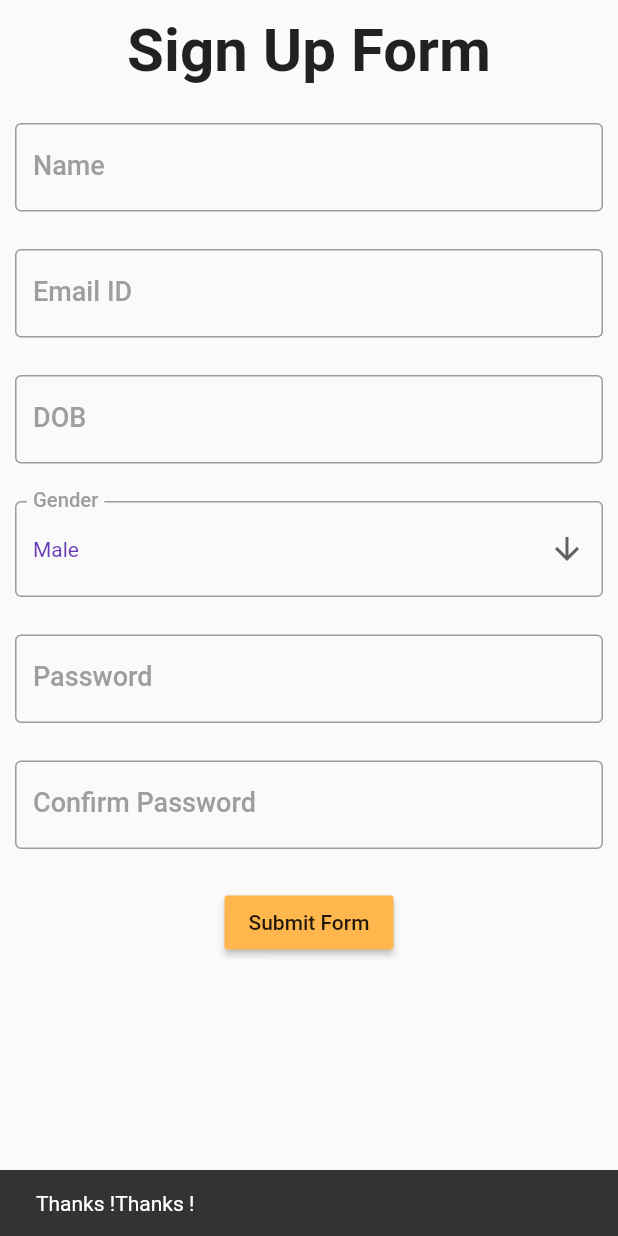
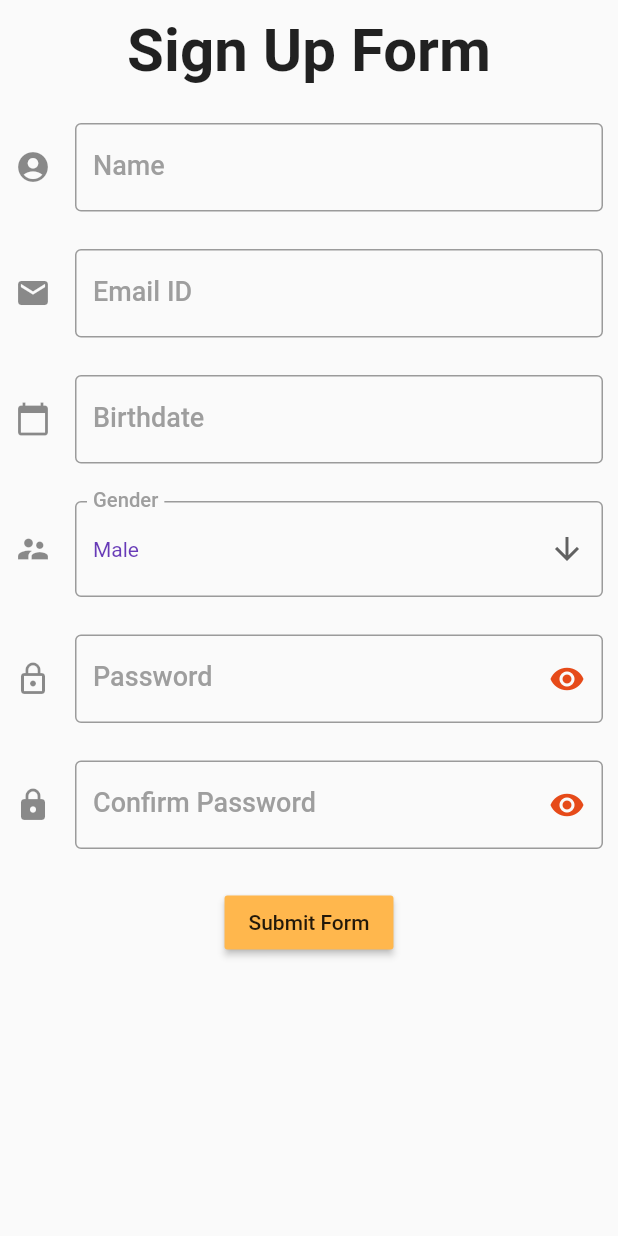
Before and after one commit to ARU-Coders/daybook, a Flutter app: the screen it shows once a user with an empty profile is signed in, after a tap on "Submit Form", on a phone screen of 412 x 824 dp. Run offline on Flutter 3.47's test engine with Material 2 defaults, Android fonts, the phone set to English and light mode, and no system bars; our stand-ins replace firebase_auth, firebase_core, font_awesome_flutter, google_sign_in; accounts and stored records are empty.

Commit message:
Added Icons in Signup Details Page

```diff
--- a/lib/Pages/home_page.dart
+++ b/lib/Pages/home_page.dart
@@ -2,8 +2,6 @@ import 'package:firebase_auth/firebase_auth.dart';
 import 'package:flutter/material.dart';
 import 'package:daybook/provider/google_sign_in.dart';
 import 'package:daybook/Widgets/background_painter.dart';
-import 'package:daybook/Widgets/logged_in_widget.dart';
-import 'package:daybook/widgets/sign_up_widget.dart';
 import 'package:provider/provider.dart';
 import 'signup_details.dart';
 import 'login.dart';
@@ -21,7 +19,7 @@ class HomePage extends StatelessWidget {
               if (provider.isSigningIn) {
                 return buildLoading();
               } else if (snapshot.hasData) {
-                return FormPage();
+                return SignupDetails();
               } else {
                 return LoginPage();
               }
--- a/lib/Pages/login.dart
+++ b/lib/Pages/login.dart
@@ -3,8 +3,9 @@ import 'package:daybook/Widgets/background_painter.dart';
 import 'package:daybook/Widgets/google_signup_button_widget.dart';
 
 class LoginPage extends StatelessWidget {
-  TextEditingController emailController = TextEditingController();
-  TextEditingController passwordController = TextEditingController();
+  final TextEditingController emailController = TextEditingController();
+  final TextEditingController passwordController = TextEditingController();
+
   @override
   Widget build(BuildContext context) => Stack(
         fit: StackFit.expand,
--- a/lib/Pages/signup_details.dart
+++ b/lib/Pages/signup_details.dart
@@ -1,27 +1,18 @@
-// import 'dart:html';
 import 'package:flutter/material.dart';
-import 'package:flutter/services.dart';
 
-class UpperCaseTextFormatter extends TextInputFormatter {
+class SignupDetails extends StatefulWidget {
+
   @override
-  TextEditingValue formatEditUpdate(
-      TextEditingValue oldValue, TextEditingValue newValue) {
-    return TextEditingValue(
-      text: newValue.text?.toUpperCase(),
-      selection: newValue.selection,
-    );
-  }
+  _SignupDetailsState createState() => _SignupDetailsState();
 }
 
-class FormPage extends StatefulWidget {
-  // final String selectedDoc;
-  // FormPage();
+class _SignupDetailsState extends State<SignupDetails> {
+  bool _obscurePassText = true;
+  bool _obscureCnfPassText = true;
 
-  @override
-  _FormPageState createState() => _FormPageState();
-}
+  void _togglePassText() => setState(() =>  _obscurePassText = !_obscurePassText);
+  void _toggleCnfPassText() => setState(() =>  _obscureCnfPassText = !_obscureCnfPassText);
 
-class _FormPageState extends State<FormPage> {
   TextEditingController nameController = TextEditingController();
   TextEditingController emailController = TextEditingController();
   TextEditingController passwordController = TextEditingController();
@@ -55,6 +46,7 @@ class _FormPageState extends State<FormPage> {
                                     controller: nameController,
                                     decoration: InputDecoration(
                                         labelText: "Name",
+                                        icon: const Icon(Icons.account_circle),
                                         labelStyle: TextStyle(
                                             color: Colors.grey,
                                             fontSize: 18,
@@ -76,8 +68,10 @@ class _FormPageState extends State<FormPage> {
                                   ),
                                   TextFormField(
                                     controller: emailController,
+
                                     decoration: InputDecoration(
                                         labelText: "Email ID",
+                                        icon: const Icon(Icons.email),
                                         labelStyle: TextStyle(
                                             color: Colors.grey,
                                             fontSize: 18,
@@ -99,11 +93,12 @@ class _FormPageState extends State<FormPage> {
                                   TextFormField(
                                     controller: birthdayController,
                                     decoration: InputDecoration(
-                                        labelText: "DOB",
-                                        labelStyle: TextStyle(
-                                            color: Colors.grey,
-                                            fontSize: 18,
-                                            fontWeight: FontWeight.w500),
+                                      icon: const Icon(Icons.calendar_today),
+                                      labelText: "Birthdate",
+                                      labelStyle: TextStyle(
+                                          color: Colors.grey,
+                                          fontSize: 18,
+                                          fontWeight: FontWeight.w500),
                                         border: OutlineInputBorder(
                                             borderSide: BorderSide(
                                                 color: Colors.black, width: 1)),
@@ -121,6 +116,7 @@ class _FormPageState extends State<FormPage> {
 
                                   DropdownButtonFormField(
                                     decoration: InputDecoration(
+                                      icon: const Icon(Icons.supervisor_account),
                                       labelText: "Gender",
                                       labelStyle: TextStyle(
                                           color: Colors.grey,
@@ -149,16 +145,19 @@ class _FormPageState extends State<FormPage> {
                                         child: Text(value),
                                       );
                                     }).toList(),
-                                    // dropdownColor: Colors.amber,
                                   ),
                                   SizedBox(
                                     height: 25.0,
                                   ),
                                   TextFormField(
                                     controller: passwordController,
+                                    obscureText: _obscurePassText,
+
                                     // keyboardType: TextInputType.number,
                                     decoration: InputDecoration(
                                         labelText: "Password",
+
+                                        icon: Icon(Icons.lock_outline),
                                         labelStyle: TextStyle(
                                             color: Colors.grey,
                                             fontSize: 18,
@@ -166,8 +165,21 @@ class _FormPageState extends State<FormPage> {
                                         border: OutlineInputBorder(
                                             borderSide: BorderSide(
                                                 color: Colors.black, width: 1)),
-                                        hintText: 'Enter your Password'),
-                                    validator: (value) {
+                                        hintText: 'Enter your Password',
+                                        suffixIcon: IconButton(
+                                          icon: Icon(
+                                            // Based on passwordVisible state choose the icon
+                                            _obscurePassText
+                                            ? Icons.visibility
+                                            : Icons.visibility_off,
+                                            color: Theme.of(context).primaryColorDark,
+                                            ),
+                                          onPressed: () {
+                                            _togglePassText();}),
+
+                                        ),
+
+                                      validator: (value) {
                                       if (value.isEmpty) {
                                         return 'Password cannot be empty !';
                                       }
@@ -180,8 +192,10 @@ class _FormPageState extends State<FormPage> {
                                   TextFormField(
                                     controller: confirmPasswordController,
                                     // keyboardType: TextInputType.number,
+                                    obscureText: _obscureCnfPassText,
                                     decoration: InputDecoration(
                                         labelText: "Confirm Password",
+                                        icon: Icon(Icons.lock_rounded),
                                         labelStyle: TextStyle(
                                             color: Colors.grey,
                                             fontSize: 18,
@@ -189,10 +203,23 @@ class _FormPageState extends State<FormPage> {
                                         border: OutlineInputBorder(
                                             borderSide: BorderSide(
                                                 color: Colors.black, width: 1)),
-                                        hintText: 'Confirm your Password'),
+                                        hintText: 'Confirm your Password',
+                                        suffixIcon: IconButton(
+                                          icon: Icon(
+                                            // Based on passwordVisible state choose the icon
+                                            _obscureCnfPassText
+                                            ? Icons.visibility
+                                            : Icons.visibility_off,
+                                            color: Theme.of(context).primaryColorDark,
+                                            ),
+                                          onPressed: () {
+                                            _toggleCnfPassText();}),),
                                     validator: (value) {
                                       if (value.isEmpty) {
                                         return 'Password cannot be empty !';
+                                      }
+                                      if(value != passwordController.text){
+                                        return 'Passwords do not match !';
                                       }
                                       return null;
                                     },
@@ -204,13 +231,13 @@ class _FormPageState extends State<FormPage> {
                                       child: Text('Submit Form'),
                                       color: Colors.orange[300],
                                       onPressed: () {
-                                        final snackBar = SnackBar(
-                                            content: Text('Thanks !' +
-                                                'Thanks !' +
-                                                nameController.text));
+                                        // final snackBar = SnackBar(
+                                        //     content: Text('Thanks !' +
+                                        //         'Thanks !' +
+                                        //         nameController.text));
 
-                                        Scaffold.of(buildContext)
-                                            .showSnackBar(snackBar);
+                                        // Scaffold.of(buildContext)
+                                        //     .showSnackBar(snackBar);
                                       }) // dob
                                 ],
                               ))),
--- a/lib/main.dart
+++ b/lib/main.dart
@@ -10,7 +10,7 @@ Future main() async {
 }
 
 class MyApp extends StatelessWidget {
-  static final String title = 'Google SignIn';
+  static final String title = 'Daybook';
 
   @override
   Widget build(BuildContext context) => MaterialApp(
--- a/pubspec.yaml
+++ b/pubspec.yaml
@@ -43,6 +43,10 @@ dependencies:
 
   # icon of google
   font_awesome_flutter: ^8.10.0
+  material_design_icons_flutter:
+
+dev_dependencies:
+  test: ^1.5.1
 
 # For information on the generic Dart part of this file, see the
 # following page: https://dart.dev/tools/pub/pubspec
```
Also changed, not shown: pubspec.lock.
